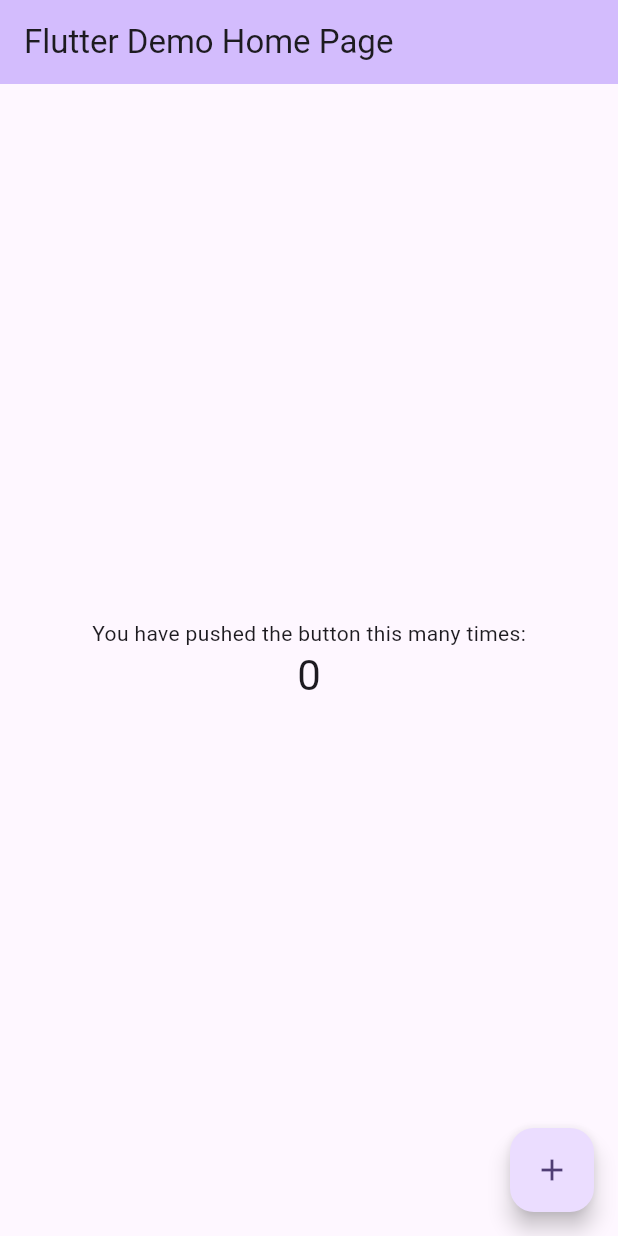
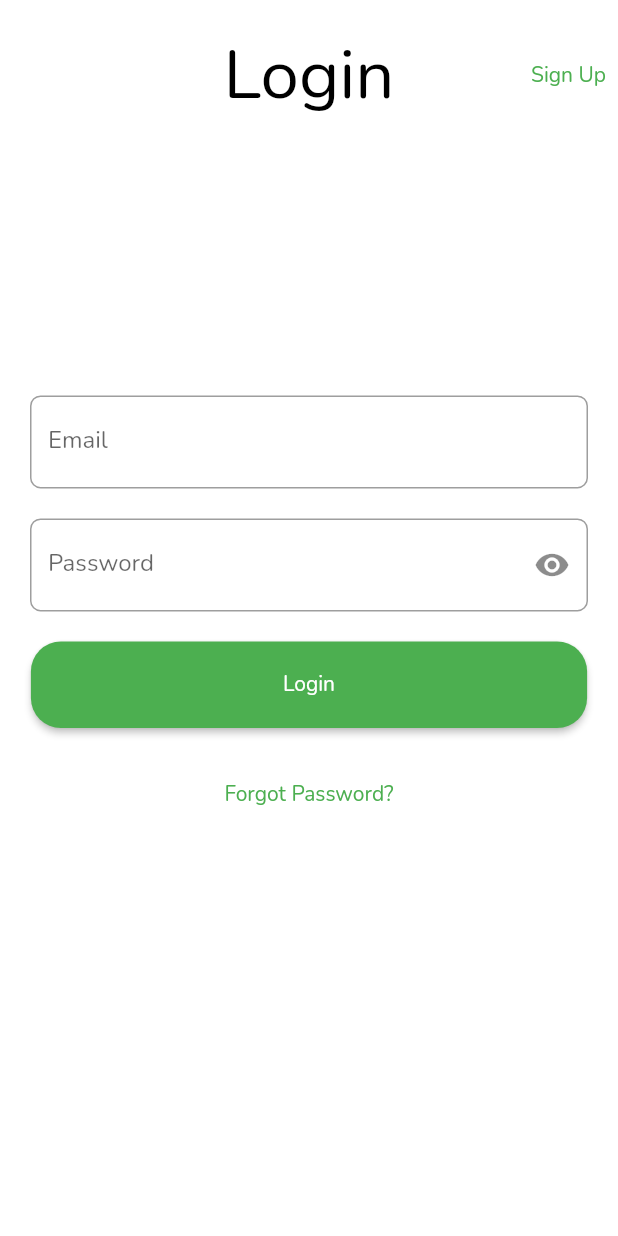
Before and after one commit to josanchezva/Together, a Flutter app: the screen it shows after launch, on a phone screen of 412 x 824 dp. Run offline on Flutter 3.47's test engine with Material 2 defaults, Android fonts, the phone set to English and light mode, and no system bars; our stand-ins replace flutter_dotenv, get; accounts and stored records are empty.

Commit message:
Sign Up and Login pages created

```diff
--- a/frontend/lib/main.dart
+++ b/frontend/lib/main.dart
@@ -1,69 +1,33 @@
 import 'package:flutter/material.dart';
+import 'package:flutter_dotenv/flutter_dotenv.dart';
+import 'package:frontend/together_theme.dart';
+import 'package:get/get_navigation/get_navigation.dart';
+import 'src/pages/home.dart';
+import 'src/pages/login.dart';
+import 'src/pages/sign_up.dart';
 
-void main() {
-  runApp(const MyApp());
+
+Future main() async{
+  await dotenv.load(fileName: '.env');
+  runApp(const Together());
 }
 
-class MyApp extends StatelessWidget {
-  const MyApp({super.key});
+class Together extends StatelessWidget {
+  const Together({super.key});
 
   @override
   Widget build(BuildContext context) {
-    return MaterialApp(
-      title: 'Flutter Demo',
-      theme: ThemeData(
-        colorScheme: ColorScheme.fromSeed(seedColor: Colors.deepPurple),
-        useMaterial3: true,
-      ),
-      home: const MyHomePage(title: 'Flutter Demo Home Page'),
+    return GetMaterialApp(
+      title: 'Together',
+      debugShowCheckedModeBanner: false,
+      theme: TogetherTheme.light(),
+      darkTheme: TogetherTheme.dark(),
+      initialRoute: '/login',
+      routes: {
+        '/home': (context) => const Home(),
+        '/login': (context) => const Login(),
+        '/sign_up': (context) => const SignUp(),
+      },
     );
   }
 }
-
-class MyHomePage extends StatefulWidget {
-  const MyHomePage({super.key, required this.title});
-
-  final String title;
-
-  @override
-  State<MyHomePage> createState() => _MyHomePageState();
-}
-
-class _MyHomePageState extends State<MyHomePage> {
-  int _counter = 0;
-
-  void _incrementCounter() {
-    setState(() {
-      _counter++;
-    });
-  }
-
-  @override
-  Widget build(BuildContext context) {
-    return Scaffold(
-      appBar: AppBar(
-        backgroundColor: Theme.of(context).colorScheme.inversePrimary,
-        title: Text(widget.title),
-      ),
-      body: Center(
-        child: Column(
-          mainAxisAlignment: MainAxisAlignment.center,
-          children: <Widget>[
-            const Text(
-              'You have pushed the button this many times:',
-            ),
-            Text(
-              '$_counter',
-              style: Theme.of(context).textTheme.headlineMedium,
-            ),
-          ],
-        ),
-      ),
-      floatingActionButton: FloatingActionButton(
-        onPressed: _incrementCounter,
-        tooltip: 'Increment',
-        child: const Icon(Icons.add),
-      ),
-    );
-  }
-}
--- /dev/null
+++ b/frontend/lib/src/controllers/home_controller.dart
@@ -0,0 +1,5 @@
+import 'package:get/get.dart';
+
+class HomeController extends GetxController{
+
+}
--- /dev/null
+++ b/frontend/lib/src/controllers/sign_up_controller.dart
@@ -0,0 +1,15 @@
+import 'package:frontend/src/models/user.dart';
+import 'package:frontend/src/services/user_service.dart';
+import 'package:get/get.dart';
+
+class SignUpController extends GetxController {
+  UserService userService = UserService();
+  Future<String> createUser(
+      String email, String name, String password) async {
+    User user = await userService.createUser(email, name, password);
+    if (user.id == 'null') {
+      return 'Error al crear usuario';
+    }
+    return 'Usuario Creado';
+  }
+}
--- /dev/null
+++ b/frontend/lib/src/dto/create_user_dto.dart
@@ -0,0 +1,33 @@
+// To parse this JSON data, do
+//
+//     final createUserDto = createUserDtoFromJson(jsonString);
+
+import 'dart:convert';
+
+CreateUserDto createUserDtoFromJson(String str) => CreateUserDto.fromJson(json.decode(str));
+
+String createUserDtoToJson(CreateUserDto data) => json.encode(data.toJson());
+
+class CreateUserDto {
+    CreateUserDto({
+        required this.email,
+        required this.name,
+        required this.password,
+    });
+
+    final String email;
+    final String name;
+    final String password;
+
+    factory CreateUserDto.fromJson(Map<String, dynamic> json) => CreateUserDto(
+        email: json["email"],
+        name: json["username"],
+        password: json["password"]
+    );
+
+    Map<String, dynamic> toJson() => {
+        "email": email,
+        "username": name,
+        "password": password,
+    };
+}
--- /dev/null
+++ b/frontend/lib/src/models/user.dart
@@ -0,0 +1,23 @@
+// To parse this JSON data, do
+//
+//     final user = userFromJson(jsonString);
+
+import 'dart:convert';
+
+User userFromJson(String str) => User.fromJson(json.decode(str));
+
+String userToJson(User data) => json.encode(data.toJson());
+
+class User {
+  User({required this.email, required this.name, required this.id});
+
+  final String id;
+  final String email;
+  final String name;
+
+  factory User.fromJson(Map<String, dynamic> json) =>
+      User(id: json["_id"], email: json["email"], name: json["username"]);
+
+  Map<String, dynamic> toJson() =>
+      {"_id": id, "email": email, "username": name};
+}
--- /dev/null
+++ b/frontend/lib/src/pages/login.dart
@@ -0,0 +1,116 @@
+import 'package:flutter/material.dart';
+import 'package:frontend/src/pages/home.dart';
+import 'package:frontend/src/pages/sign_up.dart';
+import 'package:frontend/together_theme.dart';
+import 'package:get/get.dart';
+import '../controllers/sign_up_controller.dart';
+import '../services/user_service.dart';
+import 'login.dart';
+
+class Login extends StatefulWidget {
+  const Login({Key? key}) : super(key: key);
+
+  @override
+  State<Login> createState() => _LoginState();
+}
+
+class _LoginState extends State<Login> {
+  final SignUpController signUpController = Get.put(SignUpController());
+  final UserService userService = UserService();
+  final _formKey = GlobalKey<FormState>();
+  final _emailFieldController = TextEditingController();
+  final _passwordFieldController = TextEditingController();
+  bool _isVisible = false;
+  @override
+  Widget build(BuildContext context) {
+    return Scaffold(
+      appBar: AppBar(
+        toolbarHeight: 100,
+        elevation: 0,
+        centerTitle: true,
+        title: const Text('Login', style: TextStyle(color: Colors.black,fontSize: 46)),
+        actions: [
+          TextButton(
+            onPressed: () {
+              Get.off(() => const SignUp());
+            },
+            child: const Text('Sign Up'),
+          ),
+        ],
+      ),
+      body: logInBody(),
+    );
+  }
+
+  Widget logInBody() {
+    return SafeArea(
+      child: SingleChildScrollView(
+        child:
+            Column(mainAxisAlignment: MainAxisAlignment.center, children: [
+          SizedBox(
+            height: MediaQuery.of(context).size.height * 0.15,
+          ),
+          Form(
+              key: _formKey,
+              child: Padding(
+                padding: const EdgeInsets.all(20.0),
+                child: Column(children: [
+                  const SizedBox(height: 20),
+                  TextFormField(
+                    keyboardType: TextInputType.emailAddress,
+                    controller: _emailFieldController,
+                    //validator: (value) => validateEmail(value!),
+                    decoration: const InputDecoration(
+                      labelText: 'Email',
+                    ),
+                  ),
+                  const SizedBox(height: 20),
+                  TextFormField(
+                    obscureText: !_isVisible,
+                    controller: _passwordFieldController,
+                    decoration: InputDecoration(
+                      labelText: 'Password',
+                      suffixIcon: IconButton(
+                        icon: Icon(_isVisible
+                            ? Icons.visibility_off
+                            : Icons.visibility),
+                        onPressed: () => setState(() {
+                          _isVisible = !_isVisible;
+                        }),
+                      ),
+                    ),
+                    //validator: (value) => validatePassword(value!),
+                  ),
+                  const SizedBox(height: 20),
+                  SizedBox(
+                      width: MediaQuery.of(context).size.width * 0.9,
+                      height: MediaQuery.of(context).size.height * 0.07,
+                      child: logInuserButton()),
+                ]),
+              )),
+          TextButton(onPressed: () {}, child: const Text('Forgot Password?')),
+        ]),
+      ),
+    );
+  }
+
+  ElevatedButton logInuserButton() {
+    return ElevatedButton(
+        onPressed: () async {},
+        child: const Text('Login'));
+  }
+
+  String? validateEmail(String? value) {
+    String pattern =
+        r"^[a-zA-Z0-9.!#$%&'*+/=?^_`{|}~-]+@[a-zA-Z0-9](?:[a-zA-Z0-9-]"
+        r"{0,253}[a-zA-Z0-9])?(?:\.[a-zA-Z0-9](?:[a-zA-Z0-9-]"
+        r"{0,253}[a-zA-Z0-9])?)*$";
+    RegExp regex = RegExp(pattern);
+    if (value == null || value.isEmpty || !regex.hasMatch(value)) {
+      return 'Enter a valid email address';
+    } else {
+      return null;
+    }
+  }
+
+}
--- /dev/null
+++ b/frontend/lib/src/services/user_service.dart
@@ -0,0 +1,33 @@
+import 'dart:convert';
+
+import 'package:flutter_dotenv/flutter_dotenv.dart';
+import 'package:frontend/src/dto/create_user_dto.dart';
+import '../models/user.dart';
+import 'package:http/http.dart' as http;
+final url = Uri.parse(dotenv.env['BACKEND_URL'].toString());
+
+
+class UserService {
+  UserService();
+
+  final User _nullUser = User(
+    email: 'null',
+    id: 'null',
+    name: 'null',
+  );
+  late User user;
+
+  Future<User> createUser(String email, String username, String password) async {
+    CreateUserDto userDto = CreateUserDto(email: email, name: username, password: password);
+
+    var res = await http.post(url,body: userDto);
+    if (res.statusCode == 200) {
+      user = User.fromJson(jsonDecode(res.body));
+    } else {
+      user = _nullUser;
+    }
+    return user;
+  }
+
+  getUserByEmail(String text) {}
+}
```
Also changed, not shown: frontend/lib/src/controllers/login_controller.dart (added, +8 -0 lines), frontend/lib/src/pages/home.dart (added, +50 -0 lines), frontend/lib/src/pages/sign_up.dart (added, +210 -0 lines), 1 other file.
